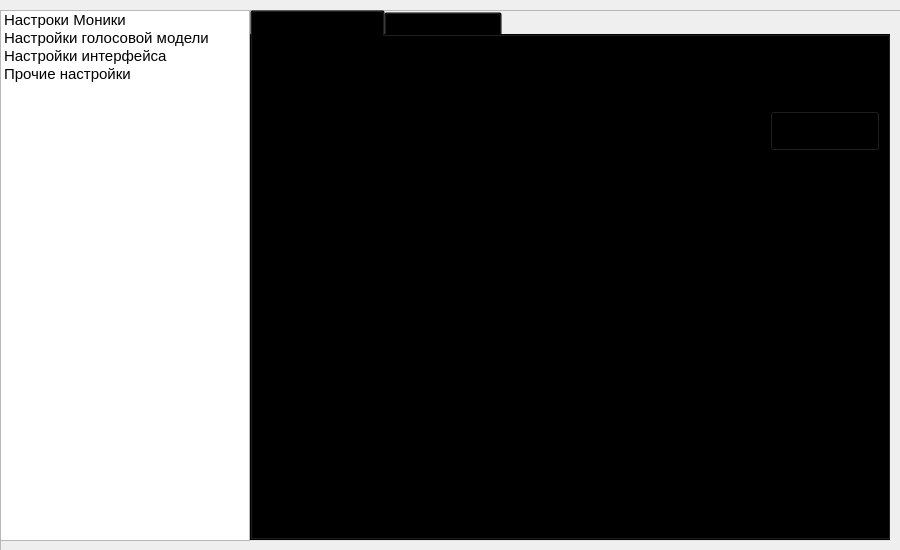
Above: UI/main_page.ui from Patrick-002/Monica before the change. Below: the same form after it.
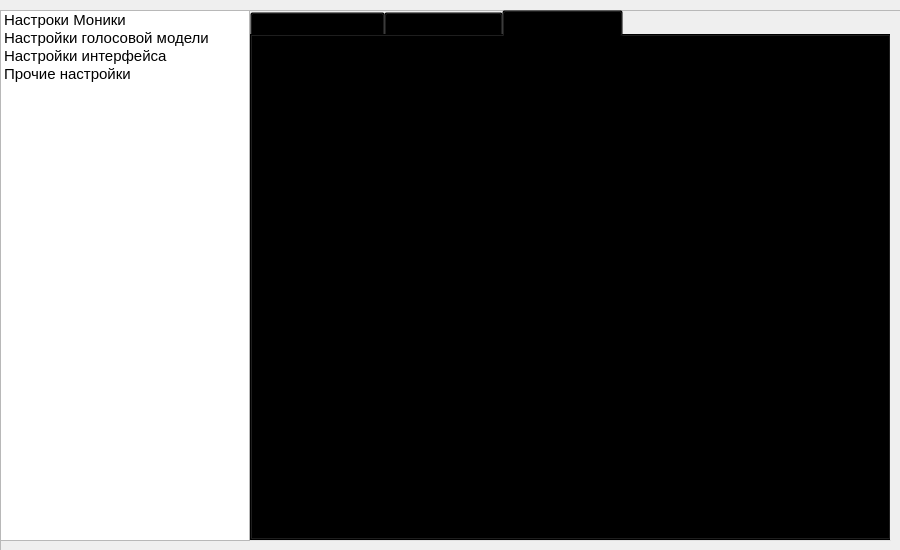
That is the form after the change. The open tabs and pages were chosen to show the change.

Commit message: Key binding UI created

Patch:
```diff
--- a/UI/main_page.ui
+++ b/UI/main_page.ui
@@ -263,6 +263,16 @@
              </item>
             </layout>
            </widget>
+           <widget class="QWidget" name="tab">
+            <attribute name="title">
+             <string>Горячие клавиши</string>
+            </attribute>
+            <layout class="QVBoxLayout" name="verticalLayout_11">
+             <item>
+              <layout class="QVBoxLayout" name="keys_verticalLayout"/>
+             </item>
+            </layout>
+           </widget>
           </widget>
          </widget>
          <widget class="QWidget" name="monica_settings">
```
The commit also changes 5 other files.
